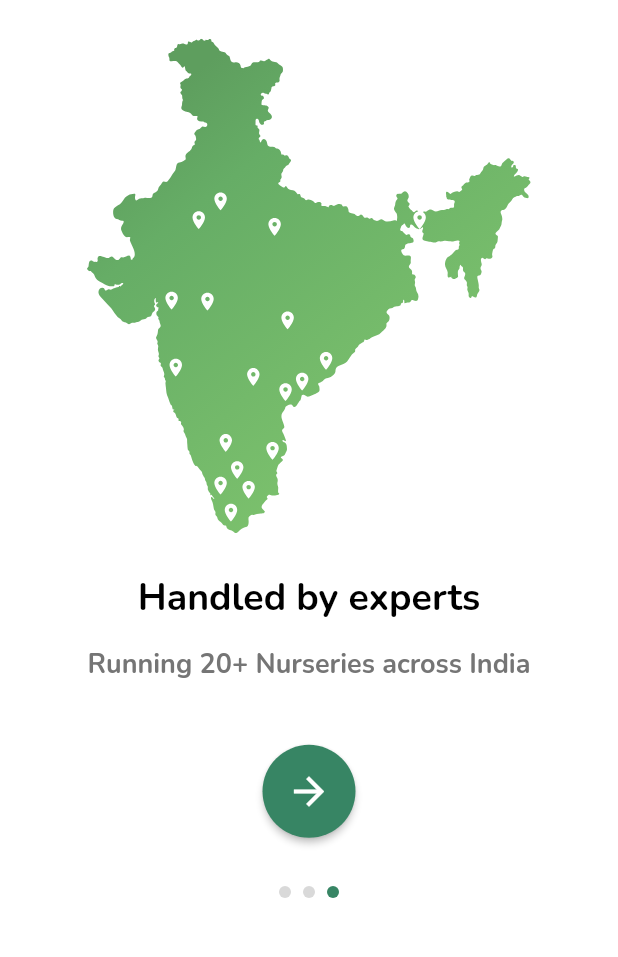
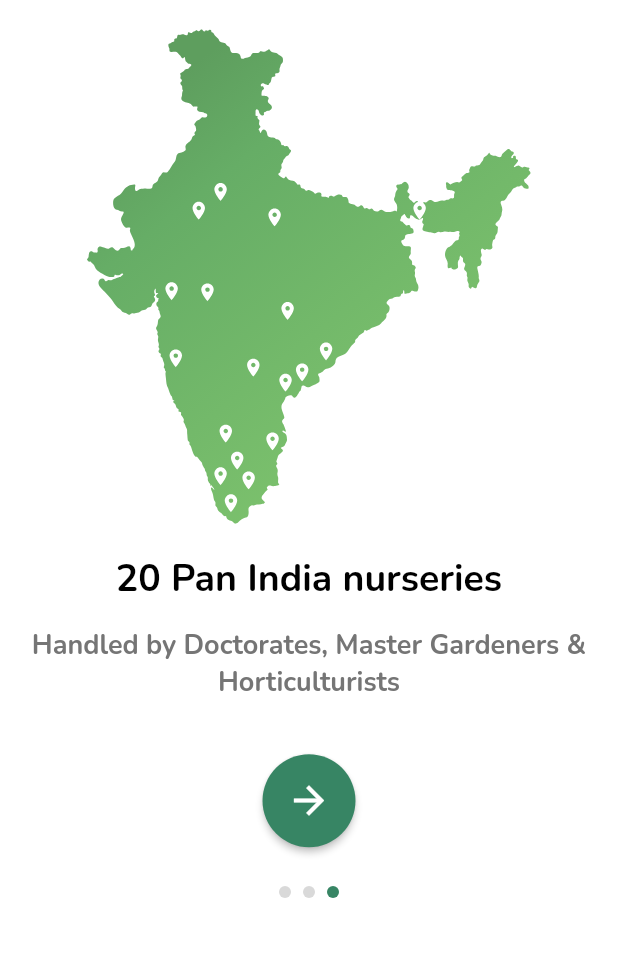
Before and after one commit to HeartfulnessInstitute/heartyculture-nursrey-app, a Flutter app: the screen it shows after launch, swiped to page 3, on a phone screen of 412 x 824 dp, the part 254-1211 px from its top. Run offline on Flutter 3.47's test engine with Material 2 defaults, Android fonts, the phone set to English and light mode, and no system bars; our stand-ins replace awesome_notifications, dio, flutter_svg, go_router, google_fonts and 4 more; missing offline and left inert: dart:ffi, mobile_scanner; generated files the repository leaves out were written again; project files that could hold a hidden picture were left out.

Commit message:
Refactor onboard texts

```diff
--- a/lib/widgets/onboard_carousel.dart
+++ b/lib/widgets/onboard_carousel.dart
@@ -40,7 +40,7 @@ class _OnboardCarouselState extends State<OnboardCarousel> {
           mainAxisSize: MainAxisSize.min,
           children: [
             Text(
-              "10 Million trees Planted",
+              "10+ Million trees planted",
               textAlign: TextAlign.center,
               style: GoogleFonts.nunito(
                   textStyle: const TextStyle(
@@ -51,7 +51,7 @@ class _OnboardCarouselState extends State<OnboardCarousel> {
                   )),
             ),
         Padding(padding: EdgeInsets.all(15), child: Text(
-              "About 10 million tress has been planted across the country",
+              "More than 10 million tress planted including with healing forest across the country",
               textAlign: TextAlign.center,
               style: GoogleFonts.nunito(
                   textStyle: const TextStyle(
@@ -80,7 +80,7 @@ class _OnboardCarouselState extends State<OnboardCarousel> {
                   )),
             ),
             Padding(padding: EdgeInsets.all(15), child: Text(
-              "Wide range of plants available including 356+ endangered species",
+              "Wide range of plants available including Exotic, Endangered & Native species",
               textAlign: TextAlign.center,
               style: GoogleFonts.nunito(
                   textStyle: const TextStyle(
@@ -98,7 +98,7 @@ class _OnboardCarouselState extends State<OnboardCarousel> {
           mainAxisSize: MainAxisSize.min,
           children: [
             Text(
-              "Handled by experts",
+              "20 Pan India nurseries",
               textAlign: TextAlign.center,
               style: GoogleFonts.nunito(
                   textStyle: const TextStyle(
@@ -109,7 +109,7 @@ class _OnboardCarouselState extends State<OnboardCarousel> {
                   )),
             ),
         Padding(padding: EdgeInsets.all(15), child: Text(
-              "Running 20+ Nurseries across India",
+              "Handled by Doctorates, Master Gardeners & Horticulturists",
               textAlign: TextAlign.center,
               style: GoogleFonts.nunito(
                   textStyle: const TextStyle(
```
